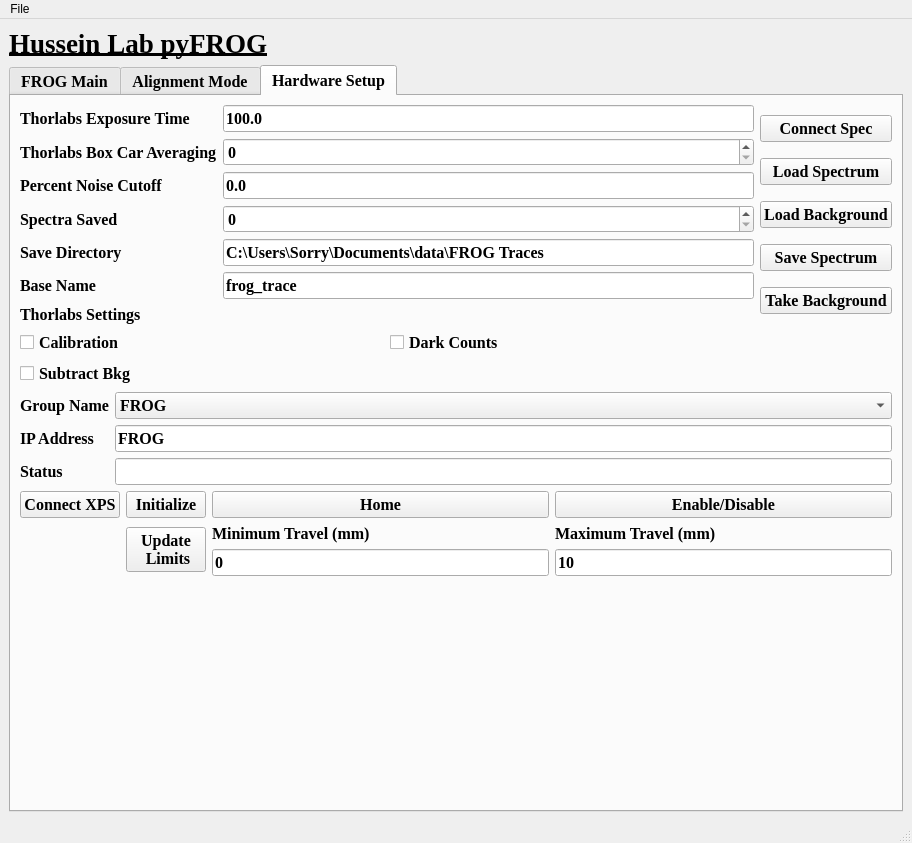
Above: Hardware/pyFROG/pyFROG_GUI.ui from nfbeier/HusseinLab_UltrafastPlasmaScience before the change. Below: the same form after it.
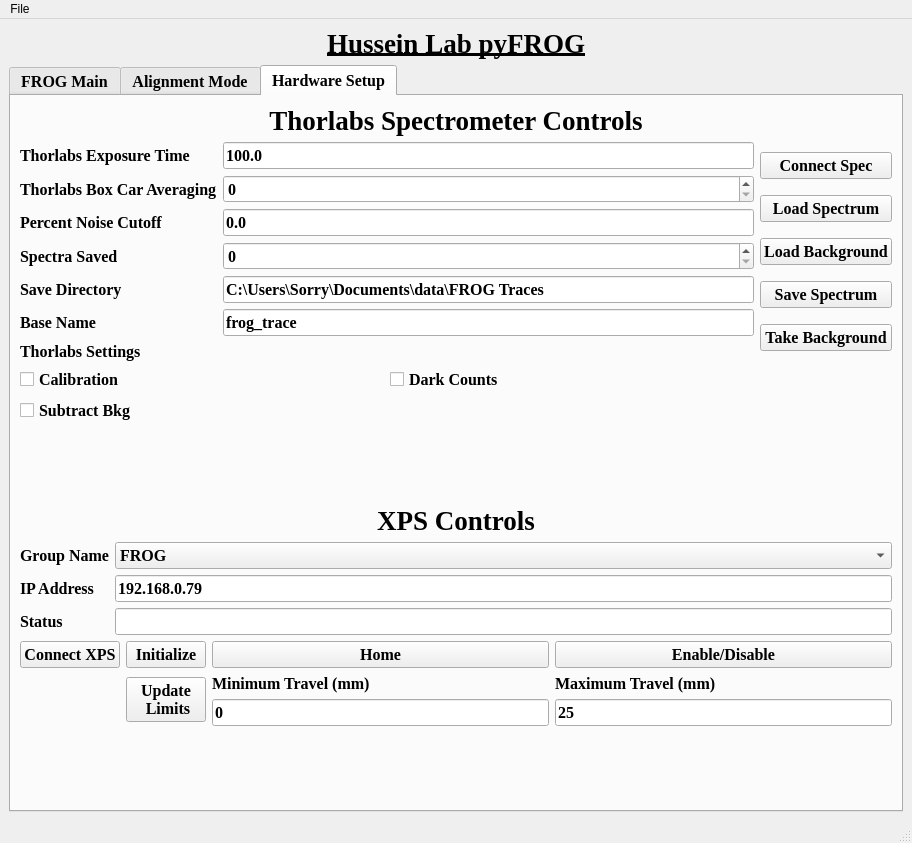
That is the form after the change. Custom widgets are drawn as their Qt base class.

Commit message: Added XPS funcitonality to te FROG code. Tested with single axis and it worked as intended.

The edit to the form file:
```diff
--- a/Hardware/pyFROG/pyFROG_GUI.ui
+++ b/Hardware/pyFROG/pyFROG_GUI.ui
@@ -32,6 +32,9 @@
       <property name="text">
        <string>Hussein Lab pyFROG</string>
       </property>
+      <property name="alignment">
+       <set>Qt::AlignCenter</set>
+      </property>
      </widget>
     </item>
     <item row="1" column="0">
@@ -361,6 +364,28 @@
         <string>Hardware Setup</string>
        </attribute>
        <layout class="QVBoxLayout" name="verticalLayout_9">
+        <item>
+         <widget class="QLabel" name="label_31">
+          <property name="font">
+           <font>
+            <family>Times New Roman</family>
+            <pointsize>20</pointsize>
+            <weight>75</weight>
+            <bold>true</bold>
+            <underline>false</underline>
+           </font>
+          </property>
+          <property name="layoutDirection">
+           <enum>Qt::LeftToRight</enum>
+          </property>
+          <property name="text">
+           <string>Thorlabs Spectrometer Controls</string>
+          </property>
+          <property name="alignment">
+           <set>Qt::AlignCenter</set>
+          </property>
+         </widget>
+        </item>
         <item>
          <layout class="QGridLayout" name="gridLayout_7">
           <item row="0" column="0">
@@ -524,6 +549,41 @@
           </item>
          </layout>
         </item>
+        <item>
+         <spacer name="verticalSpacer_2">
+          <property name="orientation">
+           <enum>Qt::Vertical</enum>
+          </property>
+          <property name="sizeHint" stdset="0">
+           <size>
+            <width>20</width>
+            <height>40</height>
+           </size>
+          </property>
+         </spacer>
+        </item>
+        <item>
+         <widget class="QLabel" name="label_30">
+          <property name="font">
+           <font>
+            <family>Times New Roman</family>
+            <pointsize>20</pointsize>
+            <weight>75</weight>
+            <bold>true</bold>
+            <underline>false</underline>
+           </font>
+          </property>
+          <property name="layoutDirection">
+           <enum>Qt::LeftToRight</enum>
+          </property>
+          <property name="text">
+           <string>XPS Controls</string>
+          </property>
+          <property name="alignment">
+           <set>Qt::AlignCenter</set>
+          </property>
+         </widget>
+        </item>
         <item>
          <layout class="QVBoxLayout" name="verticalLayout_5">
           <item>
@@ -547,7 +607,7 @@
             <item row="1" column="1">
              <widget class="QLineEdit" name="in_actip">
               <property name="text">
-               <string>FROG</string>
+               <string>192.168.0.79</string>
               </property>
              </widget>
             </item>
@@ -588,7 +648,7 @@
               <item>
                <widget class="QLineEdit" name="in_actmaxlim">
                 <property name="text">
-                 <string>10</string>
+                 <string>25</string>
                 </property>
                </widget>
               </item>
```
Left out of the diff: 279 changed lines with no effect on the pictures. The commit also changes 6 other files.
